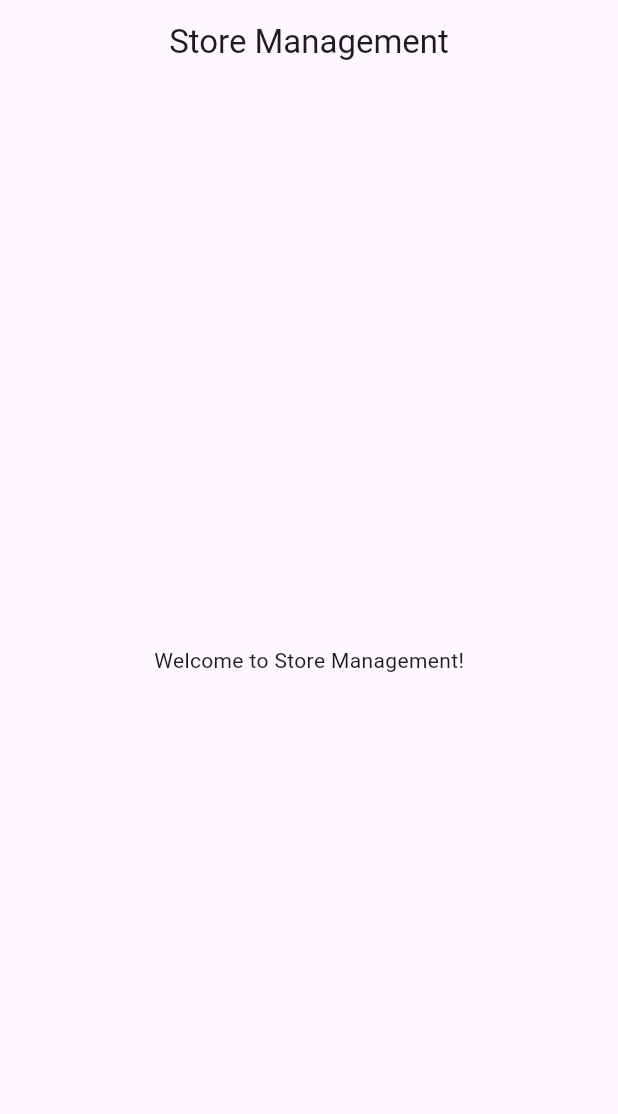
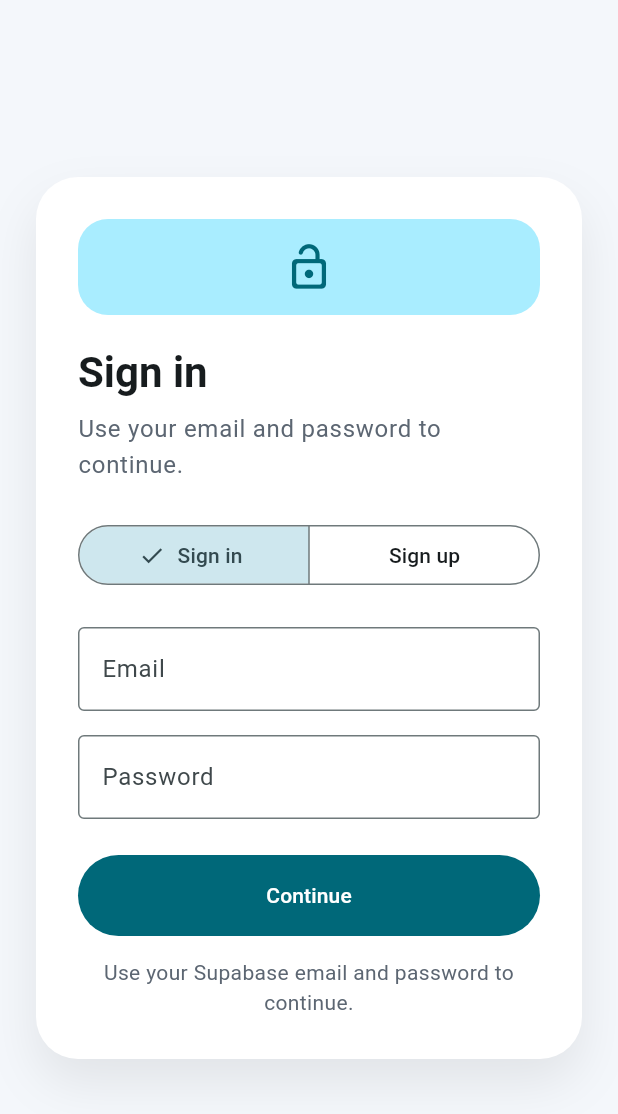
Before and after one commit to ahriyadh19/store_management, a Flutter app: the screen it shows after launch, on a phone screen of 412 x 824 dp. Shown: the top 1114 px of the screen. Run offline on Flutter 3.47's test engine with Material 3 defaults, Android fonts, the phone set to English and light mode, and no system bars; our stand-ins replace flutter_bloc, supabase_flutter; accounts and stored records are empty.

Commit message:
feat: integrate authentication with Supabase and implement auth controller
- Added dependencies for flutter_bloc and supabase_flutter in pubspec.yaml.
- Created AuthController to manage authentication state and events.
- Implemented AuthRepository interface with SupabaseAuthRepository and FakeAuthRepository for testing.
- Developed AuthView for user sign-in and sign-up with form validation.
- Added initial database schema for users, companies, products, categories, tags, roles, and their relationships in Supabase.
- Created environment configuration file (.env.example.json) for Supabase credentials.
- Updated widget tests to reflect new authentication flow.
- Registered necessary plugins for Windows platform.

Co-authored-by: Copilot <copilot@github.com>

```diff
--- /dev/null
+++ b/lib/controllers/auth_controller.dart
@@ -0,0 +1,175 @@
+import 'dart:async';
+
+import 'package:flutter_bloc/flutter_bloc.dart';
+import 'package:store_management/services/auth_repository.dart';
+
+enum AuthMode { signIn, signUp }
+
+enum AuthStatus { initial, submitting, authenticated, failure }
+
+sealed class AuthEvent {
+	const AuthEvent();
+}
+
+final class AuthModeChanged extends AuthEvent {
+	const AuthModeChanged(this.mode);
+
+	final AuthMode mode;
+}
+
+final class AuthSubmitted extends AuthEvent {
+	const AuthSubmitted({required this.email, required this.password});
+
+	final String email;
+	final String password;
+}
+
+final class AuthSignedOut extends AuthEvent {
+	const AuthSignedOut();
+}
+
+final class AuthState {
+	const AuthState({
+		this.mode = AuthMode.signIn,
+		this.status = AuthStatus.initial,
+		this.message,
+		this.userEmail,
+	});
+
+	final AuthMode mode;
+	final AuthStatus status;
+	final String? message;
+	final String? userEmail;
+
+	bool get isLoading => status == AuthStatus.submitting;
+	bool get isAuthenticated => status == AuthStatus.authenticated;
+
+	AuthState copyWith({
+		AuthMode? mode,
+		AuthStatus? status,
+		String? message,
+		bool clearMessage = false,
+		String? userEmail,
+		bool clearUserEmail = false,
+	}) {
+		return AuthState(
+			mode: mode ?? this.mode,
+			status: status ?? this.status,
+			message: clearMessage ? null : (message ?? this.message),
+			userEmail: clearUserEmail ? null : (userEmail ?? this.userEmail),
+		);
+	}
+}
+
+class AuthController extends Bloc<AuthEvent, AuthState> {
+	AuthController({required AuthRepository authRepository})
+			: _authRepository = authRepository,
+				super(
+					AuthState(
+						status: authRepository.currentUserEmail == null
+								? AuthStatus.initial
+								: AuthStatus.authenticated,
+						userEmail: authRepository.currentUserEmail,
+					),
+				) {
+		on<AuthModeChanged>(_onModeChanged);
+		on<AuthSubmitted>(_onSubmitted);
+		on<AuthSignedOut>(_onSignedOut);
+	}
+
+	final AuthRepository _authRepository;
+
+	void _onModeChanged(AuthModeChanged event, Emitter<AuthState> emit) {
+		emit(
+			state.copyWith(
+				mode: event.mode,
+				status: AuthStatus.initial,
+				clearMessage: true,
+			),
+		);
+	}
+
+	Future<void> _onSubmitted(AuthSubmitted event, Emitter<AuthState> emit) async {
+		final email = event.email.trim();
+		final password = event.password.trim();
+
+		if (email.isEmpty || password.isEmpty) {
+			emit(
+				state.copyWith(
+					status: AuthStatus.failure,
+					message: 'Email and password are required.',
+				),
+			);
+			return;
+		}
+
+		if (!email.contains('@')) {
+			emit(
+				state.copyWith(
+					status: AuthStatus.failure,
+					message: 'Enter a valid email address.',
+				),
+			);
+			return;
+		}
+
+		if (password.length < 6) {
+			emit(
+				state.copyWith(
+					status: AuthStatus.failure,
+					message: 'Password must be at least 6 characters.',
+				),
+			);
+			return;
+		}
+
+		emit(state.copyWith(status: AuthStatus.submitting, clearMessage: true));
+
+		try {
+			final userEmail = state.mode == AuthMode.signIn
+					? await _authRepository.signIn(email: email, password: password)
+					: await _authRepository.signUp(email: email, password: password);
+
+			final message = state.mode == AuthMode.signIn
+					? 'Signed in successfully.'
+					: 'Account created successfully. Check your email if confirmation is enabled.';
+
+			emit(
+				state.copyWith(
+					status: AuthStatus.authenticated,
+					message: message,
+					userEmail: userEmail ?? email,
+				),
+			);
+		} catch (error) {
+			emit(
+				state.copyWith(
+					status: AuthStatus.failure,
+					message: _buildAuthErrorMessage(error),
+				),
+			);
+		}
+	}
+
+	Future<void> _onSignedOut(AuthSignedOut event, Emitter<AuthState> emit) async {
+		await _authRepository.signOut();
+		emit(
+			state.copyWith(
+				mode: AuthMode.signIn,
+				status: AuthStatus.initial,
+				clearMessage: true,
+				clearUserEmail: true,
+			),
+		);
+	}
+
+	String _buildAuthErrorMessage(Object error) {
+		final message = error.toString();
+
+		if (message.startsWith('AuthException(')) {
+			return message.substring('AuthException('.length, message.length - 1);
+		}
+
+		return message;
+	}
+}
--- a/lib/main.dart
+++ b/lib/main.dart
@@ -1,19 +1,61 @@
 import 'package:flutter/material.dart';
+import 'package:flutter_bloc/flutter_bloc.dart';
+import 'package:supabase_flutter/supabase_flutter.dart' show Supabase;
+import 'package:store_management/controllers/auth_controller.dart';
 import 'package:store_management/index.dart';
+import 'package:store_management/services/auth_repository.dart';
+import 'package:store_management/views/auth_view.dart';
 
-void main() {
+const _supabaseUrl = String.fromEnvironment('SUPABASE_URL');
+const _supabaseAnonKey = String.fromEnvironment('SUPABASE_ANON_KEY');
+
+Future<void> main() async {
+  WidgetsFlutterBinding.ensureInitialized();
+
+  if (_supabaseUrl.isEmpty || _supabaseAnonKey.isEmpty) {
+    throw StateError('Missing Supabase config. Run Flutter with --dart-define-from-file=.env.local.json.');
+  }
+
+  await Supabase.initialize(url: _supabaseUrl, anonKey: _supabaseAnonKey);
+
   runApp(const MyApp());
 }
 
 class MyApp extends StatelessWidget {
-  const MyApp({super.key});
+  const MyApp({super.key, this.authRepository});
+
+  final AuthRepository? authRepository;
 
   @override
   Widget build(BuildContext context) {
-    return MaterialApp(
-      debugShowCheckedModeBanner: false,
-      theme: ThemeData(colorScheme: ColorScheme.fromSeed(seedColor: Colors.deepPurple)),
-      home: const Index(),
+    return BlocProvider(
+      create: (_) => AuthController(authRepository: authRepository ?? SupabaseAuthRepository()),
+      child: MaterialApp(
+        debugShowCheckedModeBanner: false,
+        theme: ThemeData(
+          colorScheme: ColorScheme.fromSeed(seedColor: const Color(0xFF1F7A8C)),
+          scaffoldBackgroundColor: const Color(0xFFF4F7FB),
+          useMaterial3: true,
+        ),
+        home: const AuthGate(),
+      ),
     );
   }
 }
+
+class AuthGate extends StatelessWidget {
+  const AuthGate({super.key});
+
+  @override
+  Widget build(BuildContext context) {
+    return BlocBuilder<AuthController, AuthState>(
+      builder: (context, state) {
+        if (state.isAuthenticated) {
+          return const Index();
+        }
+
+        return const AuthView();
+      },
+    );
+  }
+}
--- /dev/null
+++ b/lib/services/auth_repository.dart
@@ -0,0 +1,73 @@
+import 'package:supabase_flutter/supabase_flutter.dart';
+
+abstract class AuthRepository {
+  String? get currentUserEmail;
+
+  Future<String?> signIn({required String email, required String password});
+
+  Future<String?> signUp({required String email, required String password});
+
+  Future<void> signOut();
+}
+
+class SupabaseAuthRepository implements AuthRepository {
+  SupabaseAuthRepository({GoTrueClient? authClient})
+      : _authClient = authClient ?? Supabase.instance.client.auth;
+
+  final GoTrueClient _authClient;
+
+  @override
+  String? get currentUserEmail => _authClient.currentUser?.email;
+
+  @override
+  Future<String?> signIn({required String email, required String password}) async {
+    final response = await _authClient.signInWithPassword(
+      email: email,
+      password: password,
+    );
+
+    return response.user?.email ?? email;
+  }
+
+  @override
+  Future<String?> signUp({required String email, required String password}) async {
+    final response = await _authClient.signUp(
+      email: email,
+      password: password,
+    );
+
+    return response.user?.email ?? email;
+  }
+
+  @override
+  Future<void> signOut() {
+    return _authClient.signOut();
+  }
+}
+
+class FakeAuthRepository implements AuthRepository {
+  FakeAuthRepository({this.seedEmail});
+
+  final String? seedEmail;
+  String? _currentUserEmail;
+
+  @override
+  String? get currentUserEmail => _currentUserEmail ?? seedEmail;
+
+  @override
+  Future<String?> signIn({required String email, required String password}) async {
+    _currentUserEmail = email;
+    return _currentUserEmail;
+  }
+
+  @override
+  Future<String?> signUp({required String email, required String password}) async {
+    _currentUserEmail = email;
+    return _currentUserEmail;
+  }
+
+  @override
+  Future<void> signOut() async {
+    _currentUserEmail = null;
+  }
+}
--- /dev/null
+++ b/lib/views/auth_view.dart
@@ -0,0 +1,180 @@
+import 'package:flutter/material.dart';
+import 'package:flutter_bloc/flutter_bloc.dart';
+import 'package:store_management/controllers/auth_controller.dart';
+
+class AuthView extends StatefulWidget {
+  const AuthView({super.key});
+
+  @override
+  State<AuthView> createState() => _AuthViewState();
+}
+
+class _AuthViewState extends State<AuthView> {
+  final _emailController = TextEditingController();
+  final _passwordController = TextEditingController();
+
+  @override
+  void dispose() {
+    _emailController.dispose();
+    _passwordController.dispose();
+    super.dispose();
+  }
+
+  @override
+  Widget build(BuildContext context) {
+    return BlocListener<AuthController, AuthState>(
+      listenWhen: (previous, current) => previous.message != current.message,
+      listener: (context, state) {
+        final message = state.message;
+        if (message == null || message.isEmpty) {
+          return;
+        }
+
+        final color = state.status == AuthStatus.failure
+            ? Theme.of(context).colorScheme.error
+            : Theme.of(context).colorScheme.primary;
+
+        ScaffoldMessenger.of(context)
+          ..hideCurrentSnackBar()
+          ..showSnackBar(
+            SnackBar(
+              content: Text(message),
+              backgroundColor: color,
+            ),
+          );
+      },
+      child: Scaffold(
+        body: SafeArea(
+          child: Center(
+            child: SingleChildScrollView(
+              padding: const EdgeInsets.all(24),
+              child: ConstrainedBox(
+                constraints: const BoxConstraints(maxWidth: 420),
+                child: BlocBuilder<AuthController, AuthState>(
+                  builder: (context, state) {
+                    final isSignIn = state.mode == AuthMode.signIn;
+
+                    return Container(
+                      padding: const EdgeInsets.all(28),
+                      decoration: BoxDecoration(
+                        color: Colors.white,
+                        borderRadius: BorderRadius.circular(28),
+                        boxShadow: const [
+                          BoxShadow(
+                            color: Color(0x14000000),
+                            blurRadius: 28,
+                            offset: Offset(0, 16),
+                          ),
+                        ],
+                      ),
+                      child: Column(
+                        crossAxisAlignment: CrossAxisAlignment.stretch,
+                        children: [
+                          Container(
+                            height: 64,
+                            width: 64,
+                            decoration: BoxDecoration(
+                              color: Theme.of(context).colorScheme.primaryContainer,
+                              borderRadius: BorderRadius.circular(20),
+                            ),
+                            child: Icon(
+                              Icons.lock_open_rounded,
+                              size: 34,
+                              color: Theme.of(context).colorScheme.primary,
+                            ),
+                          ),
+                          const SizedBox(height: 20),
+                          Text(
+                            isSignIn ? 'Sign in' : 'Create account',
+                            style: Theme.of(context).textTheme.headlineMedium?.copyWith(
+                                  fontWeight: FontWeight.w700,
+                                ),
+                          ),
+                          const SizedBox(height: 8),
+                          Text(
+                            isSignIn
+                                ? 'Use your email and password to continue.'
+                                : 'Start with a simple account for your store.',
+                            style: Theme.of(context).textTheme.bodyLarge?.copyWith(
+                                  color: const Color(0xFF5C6672),
+                                ),
+                          ),
+                          const SizedBox(height: 24),
+                          SegmentedButton<AuthMode>(
+                            segments: const [
+                              ButtonSegment(value: AuthMode.signIn, label: Text('Sign in')),
+                              ButtonSegment(value: AuthMode.signUp, label: Text('Sign up')),
+                            ],
+                            selected: {state.mode},
+                            onSelectionChanged: (selection) {
+                              context.read<AuthController>().add(
+                                    AuthModeChanged(selection.first),
+                                  );
+                            },
+                          ),
+                          const SizedBox(height: 24),
+                          TextField(
+                            controller: _emailController,
+                            keyboardType: TextInputType.emailAddress,
+                            decoration: const InputDecoration(
+                              labelText: 'Email',
+                              hintText: 'name@store.com',
+                              border: OutlineInputBorder(),
+                            ),
+                          ),
+                          const SizedBox(height: 16),
+                          TextField(
+                            controller: _passwordController,
+                            obscureText: true,
+                            decoration: const InputDecoration(
+                              labelText: 'Password',
+                              hintText: 'At least 6 characters',
+                              border: OutlineInputBorder(),
+                            ),
+                          ),
+                          const SizedBox(height: 24),
+                          FilledButton(
+                            onPressed: state.isLoading
+                                ? null
+                                : () {
+                                    context.read<AuthController>().add(
+                                          AuthSubmitted(
+                                            email: _emailController.text,
+                                            password: _passwordController.text,
+                                          ),
+                                        );
+                                  },
+                            style: FilledButton.styleFrom(
+                              minimumSize: const Size.fromHeight(54),
+                            ),
+                            child: state.isLoading
+                                ? const SizedBox(
+                                    height: 20,
+                                    width: 20,
+                                    child: CircularProgressIndicator(strokeWidth: 2.4),
+                                  )
+                                : Text(isSignIn ? 'Continue' : 'Create account'),
+                          ),
+                          const SizedBox(height: 14),
+                          Text(
+                            isSignIn
+                                ? 'Use your Supabase email and password to continue.'
+                                : 'A confirmation email may be required after sign up.',
+                            style: Theme.of(context).textTheme.bodyMedium?.copyWith(
+                                  color: const Color(0xFF5C6672),
+                                ),
+                            textAlign: TextAlign.center,
+                          ),
+                        ],
+                      ),
+                    );
+                  },
+                ),
+              ),
+            ),
+          ),
+        ),
+      ),
+    );
+  }
+}
--- a/pubspec.yaml
+++ b/pubspec.yaml
@@ -34,7 +34,10 @@ dependencies:
   # The following adds the Cupertino Icons font to your application.
   # Use with the CupertinoIcons class for iOS style icons.
   cupertino_icons: ^1.0.8
+  flutter_bloc: ^9.1.1
+  supabase_flutter: ^2.9.1
   uuid: ^4.5.3
+  supabase: ^2.10.6
 
 dev_dependencies:
   flutter_test:
```
Also changed, not shown: lib/index.dart (+50 -2 lines), pubspec.lock, 9 other files.
